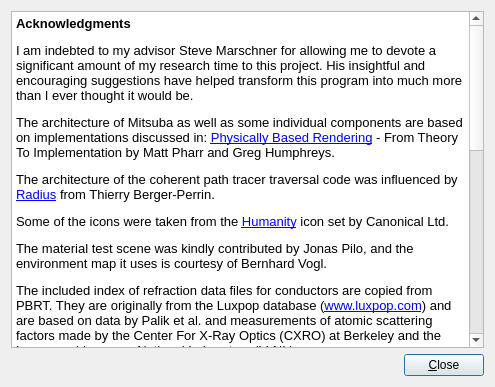
Qt form src/mtsgui/acknowledgmentdlg.ui (mitsuba-renderer/mitsuba) before a commit.
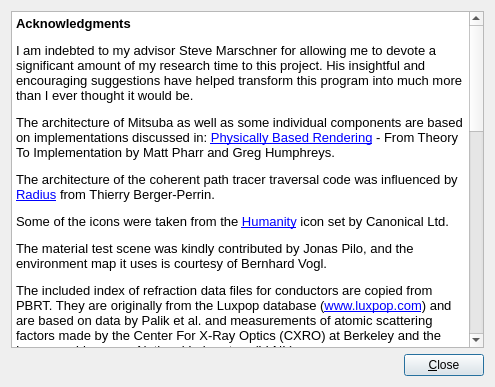
The same form after that commit.

Commit message: Updated acknowledgments. At this point, Mitsuba contains no more code written by Tom Kazimiers.

```diff
--- a/src/mtsgui/acknowledgmentdlg.ui
+++ b/src/mtsgui/acknowledgmentdlg.ui
@@ -47,31 +47,36 @@
       <string>&lt;!DOCTYPE HTML PUBLIC &quot;-//W3C//DTD HTML 4.0//EN&quot; &quot;http://www.w3.org/TR/REC-html40/strict.dtd&quot;&gt;
 &lt;html&gt;&lt;head&gt;&lt;meta name=&quot;qrichtext&quot; content=&quot;1&quot; /&gt;&lt;style type=&quot;text/css&quot;&gt;
 p, li { white-space: pre-wrap; }
-&lt;/style&gt;&lt;/head&gt;&lt;body style=&quot; font-family:'Sans'; font-size:11pt; font-weight:400; font-style:normal;&quot;&gt;
-&lt;p style=&quot; margin-top:12px; margin-bottom:12px; margin-left:0px; margin-right:0px; -qt-block-indent:0; text-indent:0px;&quot;&gt;&lt;span style=&quot; font-size:10pt; font-weight:600;&quot;&gt;Acknowledgments&lt;/span&gt;&lt;/p&gt;
-&lt;p style=&quot; margin-top:12px; margin-bottom:12px; margin-left:0px; margin-right:0px; -qt-block-indent:0; text-indent:0px;&quot;&gt;&lt;span style=&quot; font-size:10pt;&quot;&gt;I am indebted to my advisor Steve Marschner for allowing me to devote a significant amount of my research time to this project. His insightful and encouraging suggestions have helped transform this program into much more than I ever thought it would be.&lt;/span&gt;&lt;/p&gt;
-&lt;p style=&quot; margin-top:12px; margin-bottom:12px; margin-left:0px; margin-right:0px; -qt-block-indent:0; text-indent:0px;&quot;&gt;&lt;span style=&quot; font-size:10pt;&quot;&gt;The architecture of Mitsuba as well as some individual components are based on implementations discussed in: &lt;/span&gt;&lt;a href=&quot;http://www.pbrt.org&quot;&gt;&lt;span style=&quot; font-size:10pt; text-decoration: underline; color:#0000ff;&quot;&gt;Physically Based Rendering&lt;/span&gt;&lt;/a&gt;&lt;span style=&quot; font-size:10pt;&quot;&gt; - From Theory To Implementation by Matt Pharr and Greg Humphreys.&lt;/span&gt;&lt;/p&gt;
-&lt;p style=&quot; margin-top:12px; margin-bottom:12px; margin-left:0px; margin-right:0px; -qt-block-indent:0; text-indent:0px;&quot;&gt;&lt;span style=&quot; font-size:10pt;&quot;&gt;The architecture of the coherent path tracer traversal code was influenced by &lt;/span&gt;&lt;a href=&quot;http://gna.org/projects/radius/&quot;&gt;&lt;span style=&quot; font-size:10pt; text-decoration: underline; color:#0000ff;&quot;&gt;Radius&lt;/span&gt;&lt;/a&gt;&lt;span style=&quot; font-size:10pt;&quot;&gt; from Thierry Berger-Perrin.&lt;/span&gt;&lt;/p&gt;
-&lt;p style=&quot; margin-top:12px; margin-bottom:12px; margin-left:0px; margin-right:0px; -qt-block-indent:0; text-indent:0px;&quot;&gt;&lt;span style=&quot; font-size:10pt;&quot;&gt;Some of the icons were taken from the &lt;/span&gt;&lt;a href=&quot;https://launchpad.net/humanity&quot;&gt;&lt;span style=&quot; font-size:10pt; text-decoration: underline; color:#0000ff;&quot;&gt;Humanity&lt;/span&gt;&lt;/a&gt;&lt;span style=&quot; font-size:10pt;&quot;&gt; icon set by Canonical Ltd.&lt;/span&gt;&lt;/p&gt;
-&lt;p style=&quot; margin-top:12px; margin-bottom:12px; margin-left:0px; margin-right:0px; -qt-block-indent:0; text-indent:0px;&quot;&gt;&lt;span style=&quot; font-size:10pt;&quot;&gt;The material test scene was kindly contributed by Jonas Pilo, and the environment map it uses is courtesy of Bernhard Vogl.&lt;/span&gt;&lt;/p&gt;
-&lt;p style=&quot; margin-top:12px; margin-bottom:12px; margin-left:0px; margin-right:0px; -qt-block-indent:0; text-indent:0px;&quot;&gt;&lt;span style=&quot; font-size:10pt;&quot;&gt;The included index of refraction data files for conductors are copied from PBRT. They are originally from the Luxpop database (&lt;/span&gt;&lt;a href=&quot;http://www.luxpop.com&quot;&gt;&lt;span style=&quot; font-size:10pt; text-decoration: underline; color:#0000ff;&quot;&gt;www.luxpop.com&lt;/span&gt;&lt;/a&gt;&lt;span style=&quot; font-size:10pt;&quot;&gt;) and are based on data by Palik et al. and measurements of atomic scattering factors made by the Center For X-Ray Optics (CXRO) at Berkeley and the Lawrence Livermore National Laboratory (LLNL).&lt;/span&gt;&lt;/p&gt;
-&lt;p style=&quot; margin-top:12px; margin-bottom:12px; margin-left:0px; margin-right:0px; -qt-block-indent:0; text-indent:0px;&quot;&gt;&lt;span style=&quot; font-size:10pt;&quot;&gt;Mitsuba makes heavy use of the following amazing libraries and tools: &lt;/span&gt;&lt;/p&gt;
-&lt;ul style=&quot;margin-top: 0px; margin-bottom: 0px; margin-left: 0px; margin-right: 0px; -qt-list-indent: 1;&quot;&gt;&lt;li style=&quot; font-size:10pt;&quot; style=&quot; margin-top:12px; margin-bottom:12px; margin-left:0px; margin-right:0px; -qt-block-indent:0; text-indent:0px;&quot;&gt;&lt;a href=&quot;http://qt.digia.com/product/&quot;&gt;&lt;span style=&quot; text-decoration: underline; color:#0000ff;&quot;&gt;Qt 4&lt;/span&gt;&lt;/a&gt; by Digia&lt;/li&gt;
-&lt;li style=&quot; font-size:10pt;&quot; style=&quot; margin-top:12px; margin-bottom:12px; margin-left:0px; margin-right:0px; -qt-block-indent:0; text-indent:0px;&quot;&gt;&lt;a href=&quot;http://www.openexr.com/&quot;&gt;&lt;span style=&quot; text-decoration: underline; color:#0000ff;&quot;&gt;OpenEXR&lt;/span&gt;&lt;/a&gt; by Industrial Light &amp;amp; Magic&lt;/li&gt;
-&lt;li style=&quot; font-size:10pt;&quot; style=&quot; margin-top:12px; margin-bottom:12px; margin-left:0px; margin-right:0px; -qt-block-indent:0; text-indent:0px;&quot;&gt;&lt;a href=&quot;http://xerces.apache.org/xerces-c/&quot;&gt;&lt;span style=&quot; text-decoration: underline; color:#0000ff;&quot;&gt;Xerces-C++&lt;/span&gt;&lt;/a&gt; by the Apache Foundation&lt;/li&gt;
-&lt;li style=&quot; font-size:10pt;&quot; style=&quot; margin-top:12px; margin-bottom:12px; margin-left:0px; margin-right:0px; -qt-block-indent:0; text-indent:0px;&quot;&gt;&lt;a href=&quot;http://eigen.tuxfamily.org&quot;&gt;&lt;span style=&quot; text-decoration: underline; color:#0000ff;&quot;&gt;Eigen&lt;/span&gt;&lt;/a&gt; by Benoît Jacob and Gaël Guennebaud&lt;/li&gt;
-&lt;li style=&quot; font-size:10pt;&quot; style=&quot; margin-top:12px; margin-bottom:12px; margin-left:0px; margin-right:0px; -qt-block-indent:0; text-indent:0px;&quot;&gt;&lt;a href=&quot;http://gruntthepeon.free.fr/ssemath/&quot;&gt;&lt;span style=&quot; text-decoration: underline; color:#0000ff;&quot;&gt;SSE math functions&lt;/span&gt;&lt;/a&gt; by Julien Pommier&lt;/li&gt;
-&lt;li style=&quot; font-size:10pt;&quot; style=&quot; margin-top:12px; margin-bottom:12px; margin-left:0px; margin-right:0px; -qt-block-indent:0; text-indent:0px;&quot;&gt;The &lt;a href=&quot;http://www.boost.org/&quot;&gt;&lt;span style=&quot; text-decoration: underline; color:#0000ff;&quot;&gt;Boost&lt;/span&gt;&lt;/a&gt; C++ class library&lt;/li&gt;
-&lt;li style=&quot; font-size:10pt;&quot; style=&quot; margin-top:12px; margin-bottom:12px; margin-left:0px; margin-right:0px; -qt-block-indent:0; text-indent:0px;&quot;&gt;&lt;a href=&quot;http://glew.sourceforge.net/&quot;&gt;&lt;span style=&quot; text-decoration: underline; color:#0000ff;&quot;&gt;GLEW&lt;/span&gt;&lt;/a&gt; by Milan Ikits, Marcelo E. Magallon and Lev Povalahev&lt;/li&gt;
-&lt;li style=&quot; font-size:10pt;&quot; style=&quot; margin-top:12px; margin-bottom:12px; margin-left:0px; margin-right:0px; -qt-block-indent:0; text-indent:0px;&quot;&gt;&lt;a href=&quot;http://sourceforge.net/projects/collada-dom/&quot;&gt;&lt;span style=&quot; text-decoration: underline; color:#0000ff;&quot;&gt;COLLADA DOM&lt;/span&gt;&lt;/a&gt; by Sony Computer Entertainment&lt;/li&gt;
-&lt;li style=&quot; font-size:10pt;&quot; style=&quot; margin-top:12px; margin-bottom:12px; margin-left:0px; margin-right:0px; -qt-block-indent:0; text-indent:0px;&quot;&gt;&lt;a href=&quot;http://www.math.sci.hiroshima-u.ac.jp/~m-mat/MT/emt.html&quot;&gt;&lt;span style=&quot; text-decoration: underline; color:#0000ff;&quot;&gt;Mersenne Twister&lt;/span&gt;&lt;/a&gt; by Makoto Matsumoto and Takuji Nishimura&lt;/li&gt;
-&lt;li style=&quot; font-size:10pt;&quot; style=&quot; margin-top:12px; margin-bottom:12px; margin-left:0px; margin-right:0px; -qt-block-indent:0; text-indent:0px;&quot;&gt;&lt;a href=&quot;http://ab-initio.mit.edu/wiki/index.php/Cubature&quot;&gt;&lt;span style=&quot; text-decoration: underline; color:#0000ff;&quot;&gt;Cubature&lt;/span&gt;&lt;/a&gt; by Steven G. Johnson&lt;/li&gt;
-&lt;li style=&quot; font-size:10pt;&quot; style=&quot; margin-top:12px; margin-bottom:12px; margin-left:0px; margin-right:0px; -qt-block-indent:0; text-indent:0px;&quot;&gt;&lt;a href=&quot;http://people.cs.kuleuven.be/~ares.lagae/libply/&quot;&gt;&lt;span style=&quot; text-decoration: underline; color:#0000ff;&quot;&gt;libply&lt;/span&gt;&lt;/a&gt; by Ares Lagae&lt;/li&gt;
-&lt;li style=&quot; font-size:10pt;&quot; style=&quot; margin-top:12px; margin-bottom:12px; margin-left:0px; margin-right:0px; -qt-block-indent:0; text-indent:0px;&quot;&gt;&lt;a href=&quot;http://www.ijg.org/&quot;&gt;&lt;span style=&quot; text-decoration: underline; color:#0000ff;&quot;&gt;libjpeg-turbo&lt;/span&gt;&lt;/a&gt; by Darrell Commander and others&lt;/li&gt;
-&lt;li style=&quot; font-size:10pt;&quot; style=&quot; margin-top:12px; margin-bottom:12px; margin-left:0px; margin-right:0px; -qt-block-indent:0; text-indent:0px;&quot;&gt;&lt;a href=&quot;http://www.libpng.org/pub/png&quot;&gt;&lt;span style=&quot; text-decoration: underline; color:#0000ff;&quot;&gt;libpng&lt;/span&gt;&lt;/a&gt; by Guy Eric Schalnat, Andreas Dilger, Glenn Randers-Pehrson and others&lt;/li&gt;
-&lt;li style=&quot; font-size:10pt;&quot; style=&quot; margin-top:12px; margin-bottom:12px; margin-left:0px; margin-right:0px; -qt-block-indent:0; text-indent:0px;&quot;&gt;&lt;a href=&quot;http://www.brandonwalkin.com/bwtoolkit/&quot;&gt;&lt;span style=&quot; text-decoration: underline; color:#0000ff;&quot;&gt;BWToolkit&lt;/span&gt;&lt;/a&gt; by Brandon Walkin&lt;/li&gt;
-&lt;li style=&quot; font-size:10pt;&quot; style=&quot; margin-top:12px; margin-bottom:12px; margin-left:0px; margin-right:0px; -qt-block-indent:0; text-indent:0px;&quot;&gt;The &lt;a href=&quot;http://www.scons.org/&quot;&gt;&lt;span style=&quot; text-decoration: underline; color:#0000ff;&quot;&gt;SCons&lt;/span&gt;&lt;/a&gt; build system by the SCons Foundation&lt;/li&gt;&lt;/ul&gt;
-&lt;p style=&quot;-qt-paragraph-type:empty; margin-top:12px; margin-bottom:12px; margin-left:0px; margin-right:0px; -qt-block-indent:0; text-indent:0px; font-size:10pt;&quot;&gt;&lt;br /&gt;&lt;/p&gt;&lt;/body&gt;&lt;/html&gt;</string>
+&lt;/style&gt;&lt;/head&gt;&lt;body style=&quot; font-family:'MS Shell Dlg 2'; font-size:8.25pt; font-weight:400; font-style:normal;&quot;&gt;
+&lt;p style=&quot; margin-top:12px; margin-bottom:12px; margin-left:0px; margin-right:0px; -qt-block-indent:0; text-indent:0px;&quot;&gt;&lt;span style=&quot; font-family:'Sans'; font-size:10pt; font-weight:600;&quot;&gt;Acknowledgments&lt;/span&gt;&lt;/p&gt;
+&lt;p style=&quot; margin-top:12px; margin-bottom:12px; margin-left:0px; margin-right:0px; -qt-block-indent:0; text-indent:0px;&quot;&gt;&lt;span style=&quot; font-family:'Sans'; font-size:10pt;&quot;&gt;I am indebted to my advisor Steve Marschner for allowing me to devote a significant amount of my research time to this project. His insightful and encouraging suggestions have helped transform this program into much more than I ever thought it would be.&lt;/span&gt;&lt;/p&gt;
+&lt;p style=&quot; margin-top:12px; margin-bottom:12px; margin-left:0px; margin-right:0px; -qt-block-indent:0; text-indent:0px;&quot;&gt;&lt;span style=&quot; font-family:'Sans'; font-size:10pt;&quot;&gt;The architecture of Mitsuba as well as some individual components are based on implementations discussed in: &lt;/span&gt;&lt;a href=&quot;http://www.pbrt.org&quot;&gt;&lt;span style=&quot; font-family:'Sans'; font-size:10pt; text-decoration: underline; color:#0000ff;&quot;&gt;Physically Based Rendering&lt;/span&gt;&lt;/a&gt;&lt;span style=&quot; font-family:'Sans'; font-size:10pt;&quot;&gt; - From Theory To Implementation by Matt Pharr and Greg Humphreys.&lt;/span&gt;&lt;/p&gt;
+&lt;p style=&quot; margin-top:12px; margin-bottom:12px; margin-left:0px; margin-right:0px; -qt-block-indent:0; text-indent:0px;&quot;&gt;&lt;span style=&quot; font-family:'Sans'; font-size:10pt;&quot;&gt;The architecture of the coherent path tracer traversal code was influenced by &lt;/span&gt;&lt;a href=&quot;http://gna.org/projects/radius/&quot;&gt;&lt;span style=&quot; font-family:'Sans'; font-size:10pt; text-decoration: underline; color:#0000ff;&quot;&gt;Radius&lt;/span&gt;&lt;/a&gt;&lt;span style=&quot; font-family:'Sans'; font-size:10pt;&quot;&gt; from Thierry Berger-Perrin.&lt;/span&gt;&lt;/p&gt;
+&lt;p style=&quot; margin-top:12px; margin-bottom:12px; margin-left:0px; margin-right:0px; -qt-block-indent:0; text-indent:0px;&quot;&gt;&lt;span style=&quot; font-family:'Sans'; font-size:10pt;&quot;&gt;Some of the icons were taken from the &lt;/span&gt;&lt;a href=&quot;https://launchpad.net/humanity&quot;&gt;&lt;span style=&quot; font-family:'Sans'; font-size:10pt; text-decoration: underline; color:#0000ff;&quot;&gt;Humanity&lt;/span&gt;&lt;/a&gt;&lt;span style=&quot; font-family:'Sans'; font-size:10pt;&quot;&gt; icon set by Canonical Ltd.&lt;/span&gt;&lt;/p&gt;
+&lt;p style=&quot; margin-top:12px; margin-bottom:12px; margin-left:0px; margin-right:0px; -qt-block-indent:0; text-indent:0px;&quot;&gt;&lt;span style=&quot; font-family:'Sans'; font-size:10pt;&quot;&gt;The material test scene was kindly contributed by Jonas Pilo, and the environment map it uses is courtesy of Bernhard Vogl.&lt;/span&gt;&lt;/p&gt;
+&lt;p style=&quot; margin-top:12px; margin-bottom:12px; margin-left:0px; margin-right:0px; -qt-block-indent:0; text-indent:0px;&quot;&gt;&lt;span style=&quot; font-family:'Sans'; font-size:10pt;&quot;&gt;The included index of refraction data files for conductors are copied from PBRT. They are originally from the Luxpop database (&lt;/span&gt;&lt;a href=&quot;http://www.luxpop.com&quot;&gt;&lt;span style=&quot; font-family:'Sans'; font-size:10pt; text-decoration: underline; color:#0000ff;&quot;&gt;www.luxpop.com&lt;/span&gt;&lt;/a&gt;&lt;span style=&quot; font-family:'Sans'; font-size:10pt;&quot;&gt;) and are based on data by Palik et al. and measurements of atomic scattering factors made by the Center For X-Ray Optics (CXRO) at Berkeley and the Lawrence Livermore National Laboratory (LLNL).&lt;/span&gt;&lt;/p&gt;
+&lt;p style=&quot; margin-top:12px; margin-bottom:12px; margin-left:0px; margin-right:0px; -qt-block-indent:0; text-indent:0px;&quot;&gt;&lt;span style=&quot; font-family:'Sans'; font-size:10pt;&quot;&gt;The following people have kindly contributed code or bugfixes:&lt;/span&gt;&lt;/p&gt;
+&lt;ul style=&quot;margin-top: 0px; margin-bottom: 0px; margin-left: 0px; margin-right: 0px; -qt-list-indent: 1;&quot;&gt;&lt;li style=&quot; font-family:'Sans'; font-size:10pt;&quot; style=&quot; margin-top:12px; margin-bottom:12px; margin-left:0px; margin-right:0px; -qt-block-indent:0; text-indent:0px;&quot;&gt;Miloŝ Haŝan&lt;/li&gt;
+&lt;li style=&quot; font-family:'Sans'; font-size:10pt;&quot; style=&quot; margin-top:12px; margin-bottom:12px; margin-left:0px; margin-right:0px; -qt-block-indent:0; text-indent:0px;&quot;&gt;Marios Papas&lt;/li&gt;
+&lt;li style=&quot; font-family:'Sans'; font-size:10pt;&quot; style=&quot; margin-top:12px; margin-bottom:12px; margin-left:0px; margin-right:0px; -qt-block-indent:0; text-indent:0px;&quot;&gt;Edgar Velázquez-Armendáriz&lt;/li&gt;
+&lt;li style=&quot; font-family:'Sans'; font-size:10pt;&quot; style=&quot; margin-top:12px; margin-bottom:12px; margin-left:0px; margin-right:0px; -qt-block-indent:0; text-indent:0px;&quot;&gt;Jirka Vorba&lt;/li&gt;
+&lt;li style=&quot; font-family:'Sans'; font-size:10pt;&quot; style=&quot; margin-top:12px; margin-bottom:12px; margin-left:0px; margin-right:0px; -qt-block-indent:0; text-indent:0px;&quot;&gt;Leonhard Grünschloß&lt;/li&gt;&lt;/ul&gt;
+&lt;p style=&quot; margin-top:12px; margin-bottom:12px; margin-left:0px; margin-right:0px; -qt-block-indent:0; text-indent:0px;&quot;&gt;&lt;span style=&quot; font-family:'Sans'; font-size:10pt;&quot;&gt;Mitsuba makes heavy use of the following amazing libraries and tools: &lt;/span&gt;&lt;/p&gt;
+&lt;ul style=&quot;margin-top: 0px; margin-bottom: 0px; margin-left: 0px; margin-right: 0px; -qt-list-indent: 1;&quot;&gt;&lt;li style=&quot; font-family:'Sans'; font-size:10pt;&quot; style=&quot; margin-top:12px; margin-bottom:12px; margin-left:0px; margin-right:0px; -qt-block-indent:0; text-indent:0px;&quot;&gt;&lt;a href=&quot;http://qt.digia.com/product/&quot;&gt;&lt;span style=&quot; text-decoration: underline; color:#0000ff;&quot;&gt;Qt 4&lt;/span&gt;&lt;/a&gt; by Digia&lt;/li&gt;
+&lt;li style=&quot; font-family:'Sans'; font-size:10pt;&quot; style=&quot; margin-top:12px; margin-bottom:12px; margin-left:0px; margin-right:0px; -qt-block-indent:0; text-indent:0px;&quot;&gt;&lt;a href=&quot;http://www.openexr.com/&quot;&gt;&lt;span style=&quot; text-decoration: underline; color:#0000ff;&quot;&gt;OpenEXR&lt;/span&gt;&lt;/a&gt; by Industrial Light &amp;amp; Magic&lt;/li&gt;
+&lt;li style=&quot; font-family:'Sans'; font-size:10pt;&quot; style=&quot; margin-top:12px; margin-bottom:12px; margin-left:0px; margin-right:0px; -qt-block-indent:0; text-indent:0px;&quot;&gt;&lt;a href=&quot;http://xerces.apache.org/xerces-c/&quot;&gt;&lt;span style=&quot; text-decoration: underline; color:#0000ff;&quot;&gt;Xerces-C++&lt;/span&gt;&lt;/a&gt; by the Apache Foundation&lt;/li&gt;
+&lt;li style=&quot; font-family:'Sans'; font-size:10pt;&quot; style=&quot; margin-top:12px; margin-bottom:12px; margin-left:0px; margin-right:0px; -qt-block-indent:0; text-indent:0px;&quot;&gt;&lt;a href=&quot;http://eigen.tuxfamily.org&quot;&gt;&lt;span style=&quot; text-decoration: underline; color:#0000ff;&quot;&gt;Eigen&lt;/span&gt;&lt;/a&gt; by Benoît Jacob and Gaël Guennebaud&lt;/li&gt;
+&lt;li style=&quot; font-family:'Sans'; font-size:10pt;&quot; style=&quot; margin-top:12px; margin-bottom:12px; margin-left:0px; margin-right:0px; -qt-block-indent:0; text-indent:0px;&quot;&gt;&lt;a href=&quot;http://gruntthepeon.free.fr/ssemath/&quot;&gt;&lt;span style=&quot; text-decoration: underline; color:#0000ff;&quot;&gt;SSE math functions&lt;/span&gt;&lt;/a&gt; by Julien Pommier&lt;/li&gt;
+&lt;li style=&quot; font-family:'Sans'; font-size:10pt;&quot; style=&quot; margin-top:12px; margin-bottom:12px; margin-left:0px; margin-right:0px; -qt-block-indent:0; text-indent:0px;&quot;&gt;The &lt;a href=&quot;http://www.boost.org/&quot;&gt;&lt;span style=&quot; text-decoration: underline; color:#0000ff;&quot;&gt;Boost&lt;/span&gt;&lt;/a&gt; C++ class library&lt;/li&gt;
+&lt;li style=&quot; font-family:'Sans'; font-size:10pt;&quot; style=&quot; margin-top:12px; margin-bottom:12px; margin-left:0px; margin-right:0px; -qt-block-indent:0; text-indent:0px;&quot;&gt;&lt;a href=&quot;http://glew.sourceforge.net/&quot;&gt;&lt;span style=&quot; text-decoration: underline; color:#0000ff;&quot;&gt;GLEW&lt;/span&gt;&lt;/a&gt; by Milan Ikits, Marcelo E. Magallon and Lev Povalahev&lt;/li&gt;
+&lt;li style=&quot; font-family:'Sans'; font-size:10pt;&quot; style=&quot; margin-top:12px; margin-bottom:12px; margin-left:0px; margin-right:0px; -qt-block-indent:0; text-indent:0px;&quot;&gt;&lt;a href=&quot;http://sourceforge.net/projects/collada-dom/&quot;&gt;&lt;span style=&quot; text-decoration: underline; color:#0000ff;&quot;&gt;COLLADA DOM&lt;/span&gt;&lt;/a&gt; by Sony Computer Entertainment&lt;/li&gt;
+&lt;li style=&quot; font-family:'Sans'; font-size:10pt;&quot; style=&quot; margin-top:12px; margin-bottom:12px; margin-left:0px; margin-right:0px; -qt-block-indent:0; text-indent:0px;&quot;&gt;&lt;a href=&quot;http://www.math.sci.hiroshima-u.ac.jp/~m-mat/MT/emt.html&quot;&gt;&lt;span style=&quot; text-decoration: underline; color:#0000ff;&quot;&gt;Mersenne Twister&lt;/span&gt;&lt;/a&gt; by Makoto Matsumoto and Takuji Nishimura&lt;/li&gt;
+&lt;li style=&quot; font-family:'Sans'; font-size:10pt;&quot; style=&quot; margin-top:12px; margin-bottom:12px; margin-left:0px; margin-right:0px; -qt-block-indent:0; text-indent:0px;&quot;&gt;&lt;a href=&quot;http://ab-initio.mit.edu/wiki/index.php/Cubature&quot;&gt;&lt;span style=&quot; text-decoration: underline; color:#0000ff;&quot;&gt;Cubature&lt;/span&gt;&lt;/a&gt; by Steven G. Johnson&lt;/li&gt;
+&lt;li style=&quot; font-family:'Sans'; font-size:10pt;&quot; style=&quot; margin-top:12px; margin-bottom:12px; margin-left:0px; margin-right:0px; -qt-block-indent:0; text-indent:0px;&quot;&gt;&lt;a href=&quot;http://people.cs.kuleuven.be/~ares.lagae/libply/&quot;&gt;&lt;span style=&quot; text-decoration: underline; color:#0000ff;&quot;&gt;libply&lt;/span&gt;&lt;/a&gt; by Ares Lagae&lt;/li&gt;
+&lt;li style=&quot; font-family:'Sans'; font-size:10pt;&quot; style=&quot; margin-top:12px; margin-bottom:12px; margin-left:0px; margin-right:0px; -qt-block-indent:0; text-indent:0px;&quot;&gt;&lt;a href=&quot;http://www.ijg.org/&quot;&gt;&lt;span style=&quot; text-decoration: underline; color:#0000ff;&quot;&gt;libjpeg-turbo&lt;/span&gt;&lt;/a&gt; by Darrell Commander and others&lt;/li&gt;
+&lt;li style=&quot; font-family:'Sans'; font-size:10pt;&quot; style=&quot; margin-top:12px; margin-bottom:12px; margin-left:0px; margin-right:0px; -qt-block-indent:0; text-indent:0px;&quot;&gt;&lt;a href=&quot;http://www.libpng.org/pub/png&quot;&gt;&lt;span style=&quot; text-decoration: underline; color:#0000ff;&quot;&gt;libpng&lt;/span&gt;&lt;/a&gt; by Guy Eric Schalnat, Andreas Dilger, Glenn Randers-Pehrson and others&lt;/li&gt;
+&lt;li style=&quot; font-family:'Sans'; font-size:10pt;&quot; style=&quot; margin-top:12px; margin-bottom:12px; margin-left:0px; margin-right:0px; -qt-block-indent:0; text-indent:0px;&quot;&gt;&lt;a href=&quot;http://www.brandonwalkin.com/bwtoolkit/&quot;&gt;&lt;span style=&quot; text-decoration: underline; color:#0000ff;&quot;&gt;BWToolkit&lt;/span&gt;&lt;/a&gt; by Brandon Walkin&lt;/li&gt;
+&lt;li style=&quot; font-family:'Sans'; font-size:10pt;&quot; style=&quot; margin-top:12px; margin-bottom:12px; margin-left:0px; margin-right:0px; -qt-block-indent:0; text-indent:0px;&quot;&gt;The &lt;a href=&quot;http://www.scons.org/&quot;&gt;&lt;span style=&quot; text-decoration: underline; color:#0000ff;&quot;&gt;SCons&lt;/span&gt;&lt;/a&gt; build system by the SCons Foundation&lt;br /&gt;&lt;/li&gt;&lt;/ul&gt;&lt;/body&gt;&lt;/html&gt;</string>
      </property>
      <property name="openExternalLinks">
       <bool>true</bool>
```
The commit also changes 1 other file.
